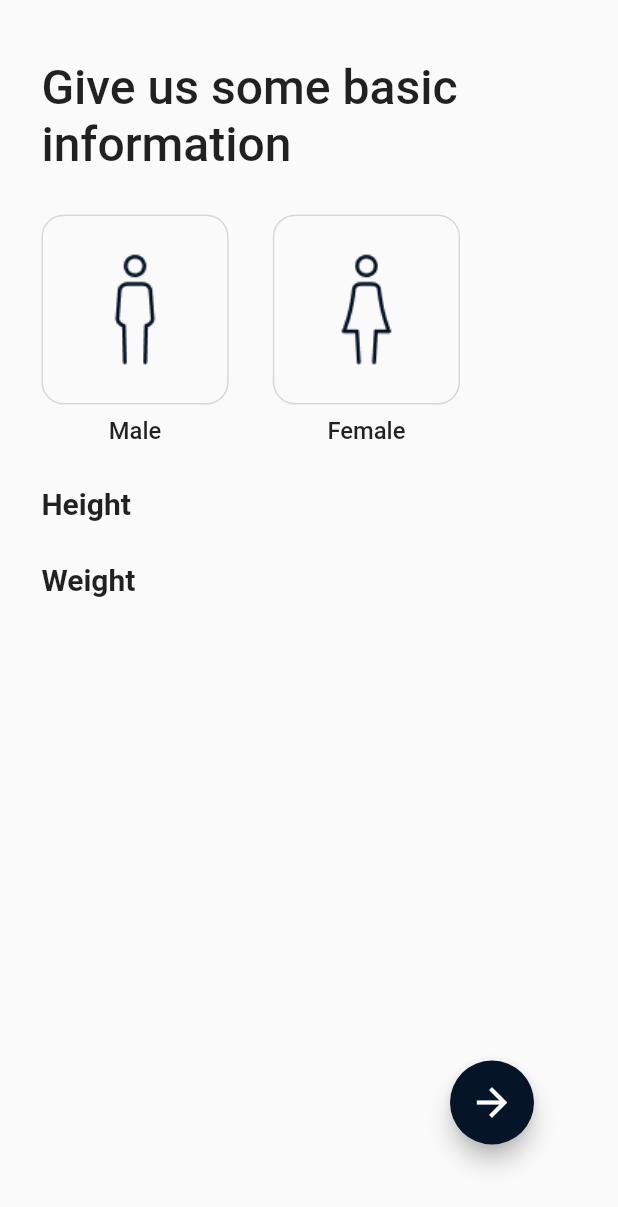
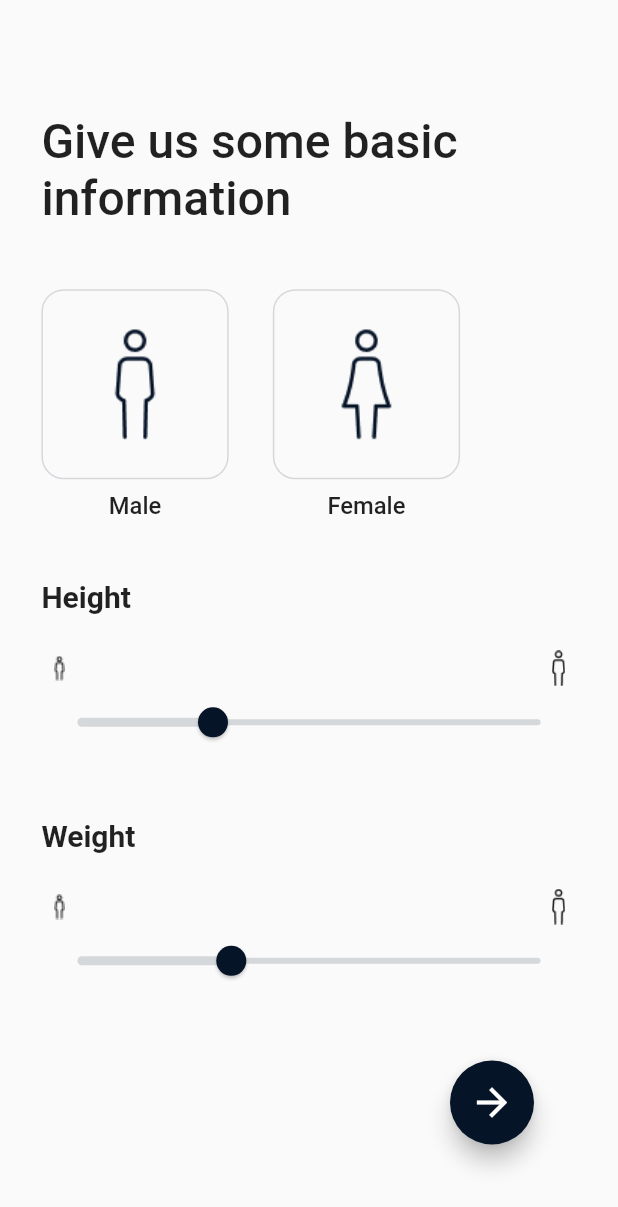
Before and after one commit to Cindy-dev/health_tracker_app, a Flutter app: the BasicInformationScreen screen opened directly, on a phone screen of 412 x 824 dp. Shown: the top 1207 px of the screen. Run offline on Flutter 3.47's test engine with Material 2 defaults, Android fonts, the phone set to English and light mode, and no system bars.

```diff
--- a/lib/presentation/screen/basic_info_screen.dart
+++ b/lib/presentation/screen/basic_info_screen.dart
@@ -2,17 +2,26 @@ import 'package:flutter/material.dart';
 import '../helper/navigation.dart';
 import 'home_screen.dart';
 
-class BasicInformationScreen extends StatelessWidget {
+class BasicInformationScreen extends StatefulWidget {
   const BasicInformationScreen({Key? key}) : super(key: key);
 
+  @override
+  State<BasicInformationScreen> createState() => _BasicInformationScreenState();
+}
+
+class _BasicInformationScreenState extends State<BasicInformationScreen> {
+  double _currentHeightSliderValue = 180;
+
+  double _currentWidthSliderValue = 80;
   @override
   Widget build(BuildContext context) {
     final deviceH = MediaQuery.of(context).size.height;
     final deviceW = MediaQuery.of(context).size.width;
+
     return Scaffold(
       body: Padding(
         padding: EdgeInsets.fromLTRB(
-            deviceH / 29.85, deviceH / 20.95, deviceH / 29.85, 0),
+            deviceH / 29.85, deviceH / 10.95, deviceH / 29.85, 0),
         child: Column(
           crossAxisAlignment: CrossAxisAlignment.start,
           children: [
@@ -22,14 +31,12 @@ class BasicInformationScreen extends StatelessWidget {
                   fontWeight: FontWeight.w500,
                 )),
             Padding(
-              padding: EdgeInsets.only(top: deviceH / 29.85),
+              padding: EdgeInsets.only(top: deviceH / 19.85),
               child: Row(
                 crossAxisAlignment: CrossAxisAlignment.start,
                 mainAxisSize: MainAxisSize.max,
-
                 children: [
                   Column(
-
                     children: [
                       Container(
                         height: deviceH / 6.5,
@@ -51,9 +58,9 @@ class BasicInformationScreen extends StatelessWidget {
                           )),
                     ],
                   ),
-                   SizedBox(
-                        width: deviceH/28,
-                      ),
+                  SizedBox(
+                    width: deviceH / 28,
+                  ),
                   Column(
                     children: [
                       Container(
@@ -79,23 +86,70 @@ class BasicInformationScreen extends StatelessWidget {
                 ],
               ),
             ),
-            SizedBox(
-              height: deviceH / 29.85,
+            const SizedBox(
+              height: 40,
             ),
-           const Text('Height',
+            const Text('Height',
                 style: TextStyle(
                   fontSize: 20,
                   fontWeight: FontWeight.w700,
                 )),
-
-                SizedBox(
-              height: deviceH / 29.85,
+            const SizedBox(
+              height: 24,
             ),
-           const Text('Weight',
+            Row(
+              mainAxisAlignment: MainAxisAlignment.spaceBetween,
+              children: const [
+                ImageIcon(AssetImage('asset/image/Group.png')),
+                ImageIcon(AssetImage('asset/image/Group (1).png'))
+              ],
+            ),
+            Slider(
+                divisions: 100,
+                thumbColor: const Color(0xff061428),
+                inactiveColor: const Color.fromRGBO(6, 20, 40, 0.15),
+                activeColor: const Color.fromRGBO(6, 20, 40, 0.15),
+                max: 500,
+                min: 50,
+                value: _currentHeightSliderValue,
+                label: _currentHeightSliderValue.round().toString(),
+                onChanged: (value) => {
+                      setState(() {
+                        _currentHeightSliderValue = value;
+                      })
+                    }),
+            const SizedBox(
+              height: 40,
+            ),
+            const Text('Weight',
                 style: TextStyle(
                   fontSize: 20,
                   fontWeight: FontWeight.w700,
                 )),
+            const SizedBox(
+              height: 24,
+            ),
+            Row(
+              mainAxisAlignment: MainAxisAlignment.spaceBetween,
+              children: const [
+                ImageIcon(AssetImage('asset/image/Group.png')),
+                ImageIcon(AssetImage('asset/image/Group (1).png'))
+              ],
+            ),
+            Slider(
+                divisions: 100,
+                thumbColor: const Color(0xff061428),
+                inactiveColor: const Color.fromRGBO(6, 20, 40, 0.15),
+                activeColor: const Color.fromRGBO(6, 20, 40, 0.15),
+                max: 200,
+                min: 20,
+                value: _currentWidthSliderValue,
+                label: _currentWidthSliderValue.round().toString(),
+                onChanged: (value) => {
+                      setState(() {
+                        _currentHeightSliderValue = value;
+                      })
+                    }),
           ],
         ),
       ),
@@ -110,7 +164,8 @@ class BasicInformationScreen extends StatelessWidget {
             Icons.arrow_forward,
             size: 30,
           ),
-        ),),
+        ),
+      ),
     );
   }
 }
```
Also changed, not shown: asset/image/Group (1).png (added), asset/image/Group (2).png (added), asset/image/Group.png (added), asset/image/Vector.png (added).
